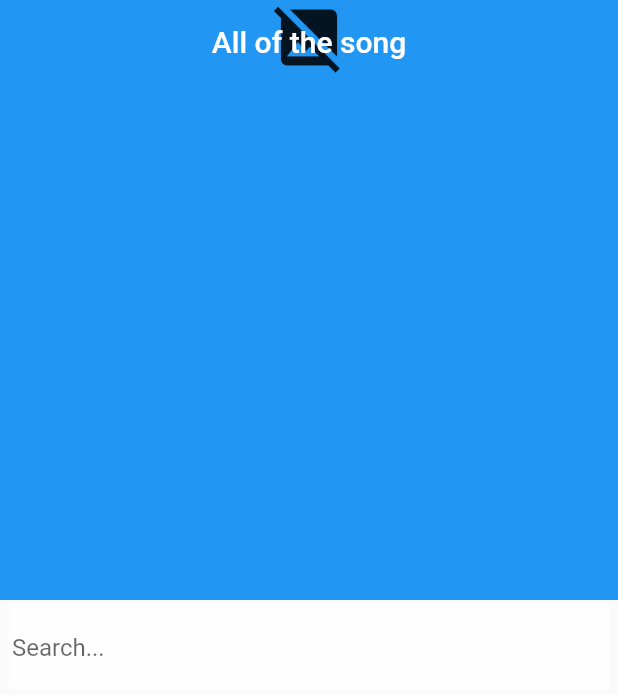
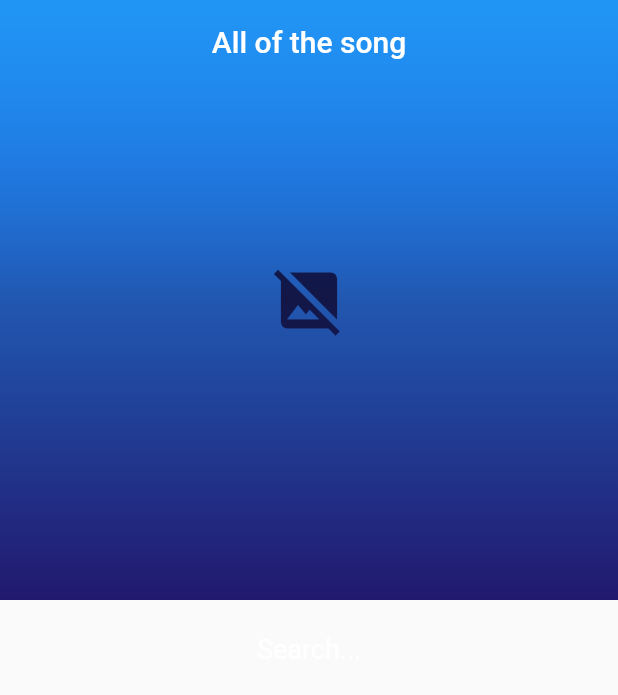
Before and after one commit to villarJM/muix_player, a Flutter app: the _ListSong widget shown alone on an empty page, opened directly, on a phone screen of 412 x 824 dp. Shown: the top 695 px of the screen. Run offline on Flutter 3.47's test engine with Material 2 defaults, Android fonts, the light colour scheme and no system bars; drawn by our look-alikes of blur, on_audio_query; our stand-ins replace carousel_slider, go_router, permission_handler.

Commit message:
adjust new design of All songs

```diff
--- a/lib/presentation/screen/all_songs/all_songs.dart
+++ b/lib/presentation/screen/all_songs/all_songs.dart
@@ -1,6 +1,7 @@
 import 'package:flutter/material.dart';
 import 'package:muix_player/infractructure/datasources/local_songs_datasource_impl.dart';
 import 'package:muix_player/infractructure/repositories/song_post_repositories_impl.dart';
+import 'package:muix_player/presentation/screen/widgets/shared/linear_gradient_background.dart';
 import 'package:muix_player/presentation/screen/widgets/side_menu.dart';
 import 'package:on_audio_query/on_audio_query.dart';
 import 'package:blur/blur.dart';
@@ -18,6 +19,7 @@ class AllSongs extends StatelessWidget {
 
     final scaffoldKey = GlobalKey<ScaffoldState>();
     return Scaffold(
+      backgroundColor: const Color.fromARGB(255, 33, 25, 110).withOpacity(1.0),
       key: scaffoldKey,
       body: const _ListSong(),
       drawer: SideMenu(scaffoldKey: scaffoldKey),
@@ -42,26 +44,34 @@ class _GetAllSongState extends State<_ListSong> {
 
   final ArtworkType artworkType = ArtworkType.AUDIO;
   int idSong = 0;
+  bool isLoading = false;
 
-  final _controller = ScrollController();
+  final _scrollController = ScrollController();
+  double _searchBarTopPosition = 400;
 
   @override
   void initState() {
     super.initState();
+    if (!isLoading) {
       _loadSongList();
-     // Setup the listener.
-  _controller.addListener(() {
-    if (_controller.position.hasPixels) {
-      bool isTop = _controller.position.pixels <= 50;
+      isLoading = true;
+    }
+    _scrollController.addListener(_scrollListener);
 
-      print(_controller.position.pixels);
-      if (isTop) {
-        print('At the top');
-      } else {
-        print('At the bottom');
   }
+
+void _scrollListener() {
+    setState(() {
+    _searchBarTopPosition = 400.0 - _scrollController.offset;
+    if (_searchBarTopPosition < 35) {
+        _searchBarTopPosition = 35;
     }
     });
+  }
+  @override
+  void dispose() {
+    super.dispose();
+    _scrollController.dispose();
   }
 
   Future<void> _loadSongList() async {
@@ -78,37 +88,48 @@ class _GetAllSongState extends State<_ListSong> {
       alignment: Alignment.center,
       children: [
       CustomScrollView(
-        controller: _controller,
-        slivers: [
+        controller: _scrollController,
+        slivers: <Widget>[
+
           SliverAppBar(
             title: const Text('All of the song'),
             floating: true,
-            flexibleSpace:
-            Padding(
-
-              padding: const EdgeInsets.fromLTRB(0, 0, 0, 0),
-              child: QueryArtworkWidget(
+            flexibleSpace: Stack (
+              alignment: Alignment.center,
+              children: [
+                QueryArtworkWidget(
                   controller: _audioQuery,
                   id: idSong,
                   type: artworkType,
                   artworkQuality: FilterQuality.high,
                   artworkFit: BoxFit.cover,
                   format: ArtworkFormat.JPEG,
-                quality: 100,
                   artworkBorder: const BorderRadius.all(Radius.circular(0)),
                   artworkHeight: 500,
-                artworkWidth: 100,
+                  artworkWidth: 500,
                   size: 1500,
                 ),
+                Container(
+                  decoration: BoxDecoration(
+                    gradient: LinearGradient(
+                      colors: [
+                      const Color.fromARGB(255, 33, 25, 110).withOpacity(1.0),
+                      const Color.fromARGB(255, 33, 25, 110).withOpacity(0.5),
+                      const Color(0X19194EFF).withOpacity(0.0)
+
+                      ],
+                      begin: Alignment.bottomCenter,
+                      end: Alignment.topCenter,
                     )
-            ,
+                  ),
+                ),
+              ],
+
+            ),
             expandedHeight: 400,
             centerTitle: true,
           ),
-          SliverPersistentHeader(
-            delegate: SearchBar(),
-            pinned: true,
-          ),
+
           SliverList(
             delegate: SliverChildBuilderDelegate((context, index) {
                 final audio = _songList[index];
@@ -141,111 +162,22 @@ class _GetAllSongState extends State<_ListSong> {
           ),
         ],
       ),
-
-    ],
-    );
-  }
-// Text('Search...', style: TextStyle(color: Colors.white, fontSize: 18,),).frosted(
-//             height: 50,
-//             width: MediaQuery.of(context).size.width,
-//             borderRadius: BorderRadius.circular(5),
-//             blur: 2.5,
-//           ),
-
-
-// Widget noAccessToLibraryWidget() {
-//     return Container(
-//       decoration: BoxDecoration(
-//         borderRadius: BorderRadius.circular(10),
-//         color: Colors.redAccent.withOpacity(0.5),
-//       ),
-//       padding: const EdgeInsets.all(20),
-//       child: Column(
-//         mainAxisSize: MainAxisSize.min,
-//         children: [
-//           const Text("Application doesn't have access to the library"),
-//           const SizedBox(height: 10),
-//           ElevatedButton(
-//             onPressed: () => checkAndRequestPermissions(retry: true),
-//             child: const Text("Allow"),
-//           ),
-//         ],
-//       ),
-//     );
-//   }
-
-}
-
-class SearchBar extends SliverPersistentHeaderDelegate {
-
-  @override
-  Widget build(BuildContext context, double shrinkOffset, bool overlapsContent) {
-    final hasNotch = MediaQuery.of(context).viewPadding.top > 35;
-    final topPadding = MediaQuery.of(context).padding.top;
-    return
-    Stack(
-      children: [
-        Padding(
-        padding: EdgeInsets.fromLTRB(5, 0, 5, 0),
-        child: Container(
-          color: Color.fromARGB(85, 255, 255, 255), // Color de fondo de la barra de búsqueda
-
-        ).blurred(
+      Positioned(
+          top: _searchBarTopPosition,
+          left: 0,
+          right: 0,
+          child: Padding(
+            padding: const EdgeInsets.all(8.0),
+            child:
+            const Text('Search...', style: TextStyle(color: Colors.white, fontSize: 18,),).frosted(
+          height: 50,
+          width: MediaQuery.of(context).size.width,
+          borderRadius: BorderRadius.circular(5),
           blur: 2.5,
-          borderRadius: BorderRadius.circular(5),
-        ),
-
-      ),
-      const Padding(
-        padding: EdgeInsets.all(8.0),
-        child: TextField(
-          decoration: InputDecoration(
-            hintText: 'Search...',
-            border: InputBorder.none,
           ),
           ),
         ),
     ],
-
     );
-    // Container(
-    //   padding: EdgeInsets.fromLTRB(5, 0, 5, 0),
-    //   decoration: BoxDecoration(
-    //     // border: Border.all(
-    //     //   color: Colors.white
-    //     // ),
-    //     borderRadius: BorderRadius.circular(6)
-    //   ),
-    //   child: const TextField(
-    //     obscureText: true,
-    //     textAlign: TextAlign.center,
-    //     decoration: InputDecoration(
-    //       hintStyle: TextStyle(color: Colors.white, fontSize: 18),
-    //       border: InputBorder.none,
-    //       hintText: 'Search...',
-    //       contentPadding: EdgeInsets.fromLTRB(0, 15, 50, 0),
-    //       prefixIcon: Padding(
-    //         padding: EdgeInsetsDirectional.only(start: 5),
-    //         child: Icon(Icons.search_outlined, color: Colors.white, size: 30,),
-    //       )
-    // )
-    //   ).frosted(
-    //     height: 100,
-    //     width: MediaQuery.of(context).size.width,
-    //     borderRadius: BorderRadius.circular(5),
-    //     blur: 2.5,
-    //   ),
-    // );
-  }
-
-  @override
-  double get maxExtent => 60;
-
-  @override
-  double get minExtent => 60;
-
-  @override
-  bool shouldRebuild(SliverPersistentHeaderDelegate oldDelegate) {
-    return false;
   }
 }
```
Lines whose indentation alone changed are shown as unchanged.
